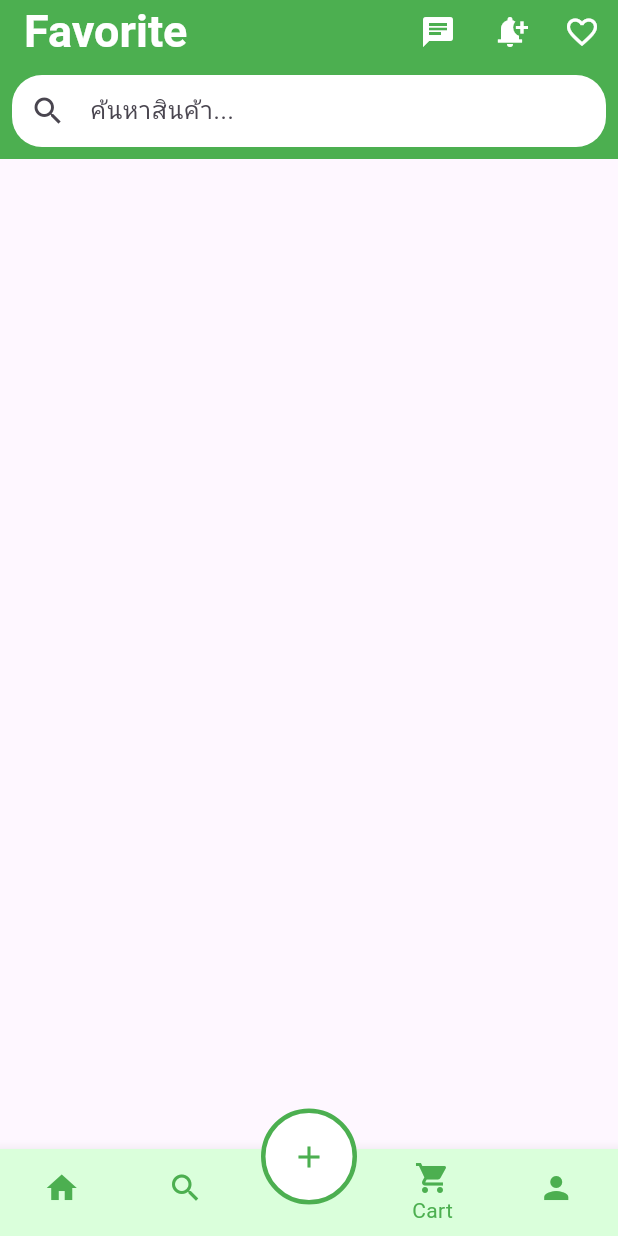
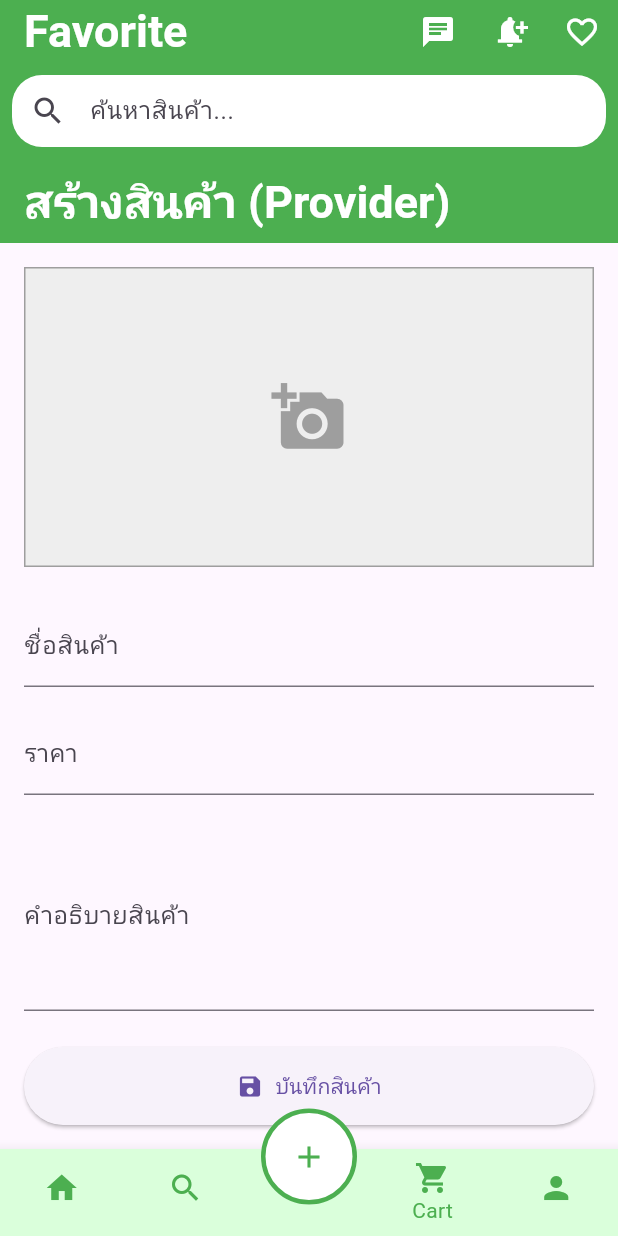
Before and after one commit to SetsiriAunsiam/HaYBuy, a Flutter app: the screen it shows once a user with an empty profile is signed in, item 4 of the bottom bar chosen, on a phone screen of 412 x 824 dp. Run offline on Flutter 3.47's test engine with Material 3 defaults, Android fonts, the phone set to English and light mode, and no system bars; our stand-ins replace cloud_firestore, decimal, firebase_auth, firebase_core, image_picker; accounts and stored records are empty; generated files the repository leaves out were written again.

Commit message:
Basic create product

```diff
--- /dev/null
+++ b/lib/pages/create_product.dart
@@ -0,0 +1,138 @@
+import 'package:cloud_firestore/cloud_firestore.dart';
+import 'package:decimal/decimal.dart';
+import 'package:flutter/material.dart';
+import 'package:provider/provider.dart';
+import '../providers/product_provider.dart';
+
+import '../models/product.dart';
+
+class CreateProductPage extends StatefulWidget {
+  const CreateProductPage({super.key});
+
+  @override
+  State<CreateProductPage> createState() => _CreateProductPageState();
+}
+
+class _CreateProductPageState extends State<CreateProductPage> {
+  final List<Product> _productsDb = [];
+  List<Product> get productsDb => _productsDb;
+
+  final _formKey = GlobalKey<FormState>();
+  final _nameController = TextEditingController();
+  final _priceController = TextEditingController();
+  final _descriptionController = TextEditingController();
+
+
+  @override
+  void dispose() {
+    _nameController.dispose();
+    _priceController.dispose();
+    _descriptionController.dispose();
+    super.dispose();
+  }
+
+  Future<void> _submitForm() async {
+    final provider = context.read<ProductProvider>();
+
+    if (provider.imageFile == null) {
+      ScaffoldMessenger.of(context).showSnackBar(
+        const SnackBar(content: Text('กรุณาเลือกรูปภาพสินค้า')),
+      );
+      return;
+    }
+
+    if (_formKey.currentState?.validate() ?? false) {
+      final product = Product(
+        id: '',
+        name: _nameController.text,
+        description: _descriptionController.text,
+        category: 'Aum',
+        imageUrl: '',
+        sellerId: provider.user?.uid ?? 'unknown',
+        location: GeoPoint(0,0),
+        price: Decimal.parse(_priceController.text),
+        rating: Decimal.zero,
+        status: 'ขาย',
+      );
+
+      final success = await provider.submitProduct(product);
+
+      if (mounted && success) {
+        ScaffoldMessenger.of(context).showSnackBar(
+          const SnackBar(content: Text('บันทึกข้อมูลสินค้าเรียบร้อยแล้ว')),
+        );
+      } else if (mounted) {
+         ScaffoldMessenger.of(context).showSnackBar(
+          const SnackBar(content: Text('เกิดข้อผิดพลาดในการบันทึก')),
+        );
+      }
+    }
+  }
+
+  @override
+  Widget build(BuildContext context) {
+    final provider = context.watch<ProductProvider>();
+
+    return Scaffold(
+      appBar: AppBar(
+        title: const Text('สร้างสินค้า (Provider)'),
+      ),
+      body: SingleChildScrollView(
+        child: Form(
+          key: _formKey,
+          child: Padding(
+            padding: const EdgeInsets.all(16.0),
+            child: Column(
+              crossAxisAlignment: CrossAxisAlignment.stretch,
+              children: [
+                GestureDetector(
+                  onTap: context.read<ProductProvider>().pickImage,
+                  child: Container(
+                    height: 200,
+                    decoration: BoxDecoration(
+                      color: Colors.grey[200],
+                      border: Border.all(color: Colors.grey),
+                    ),
+                    child: provider.imageFile != null
+                        ? Image.file(provider.imageFile!, fit: BoxFit.cover)
+                        : const Icon(Icons.add_a_photo, size: 50, color: Colors.grey),
+                  ),
+                ),
+                const SizedBox(height: 24),
+
+                TextFormField(
+                  controller: _nameController,
+                  decoration: const InputDecoration(labelText: 'ชื่อสินค้า'),
+                  validator: (v) => (v==null||v.isEmpty) ? 'กรุณากรอกชื่อ' : null,
+                ),
+                const SizedBox(height: 16),
+                TextFormField(
+                  controller: _priceController,
+                  decoration: const InputDecoration(labelText: 'ราคา'),
+                  keyboardType: TextInputType.number,
+                   validator: (v) => (v==null||v.isEmpty) ? 'กรุณากรอกราคา' : null,
+                ),
+                const SizedBox(height: 16),
+                TextFormField(
+                  controller: _descriptionController,
+                  decoration: const InputDecoration(labelText: 'คำอธิบายสินค้า'),
+                  maxLines: 4,
+                  validator: (v) => (v==null||v.isEmpty) ? 'กรุณากรอกคำอธิบาย' : null,
+                ),
+                const SizedBox(height: 24),
+
+                // ปุ่มบันทึก
+                ElevatedButton.icon(
+                  icon: const Icon(Icons.save),
+                  label: Text(provider.isSubmitting ? 'กำลังบันทึก...' : 'บันทึกสินค้า'),
+                  onPressed: provider.isSubmitting ? null : _submitForm,
+                  style: ElevatedButton.styleFrom(padding: const EdgeInsets.symmetric(vertical: 16)),
+                ),
+              ],
+            ),
+          ),
+        ),
+      ),
+    );
+  }
+}
--- a/lib/widgets/main_navigation.dart
+++ b/lib/widgets/main_navigation.dart
@@ -1,4 +1,5 @@
 import 'package:flutter/material.dart';
+import 'package:local_shopee/pages/create_product.dart';
 import 'package:local_shopee/pages/search.dart';
 import 'package:local_shopee/providers/navigation_provider.dart';
 import 'package:local_shopee/providers/product_provider.dart';
@@ -13,7 +14,7 @@ class HomeScreen extends StatelessWidget {
   const HomeScreen({super.key});
 
   final List<String> appBarTitle = const [
-    "Market",
+    "Home",
     "Search",
     "",
     "Favorite",
@@ -24,7 +25,7 @@ class HomeScreen extends StatelessWidget {
     HomePage(),
     SearchPage(),
     SizedBox.shrink(), // Placeholder for the middle button
-    CartPage(),
+    CreateProductPage(),
     ProfilePage(), // Replace placeholder with actual ProfilePage
   ];
 
--- a/pubspec.yaml
+++ b/pubspec.yaml
@@ -42,6 +42,7 @@ dependencies:
   decimal: ^3.2.4
   provider: ^6.1.5
   cloud_firestore: ^5.6.12
+  image_picker: ^1.1.2
 
 dev_dependencies:
   flutter_test:
```
Also changed, not shown: lib/providers/product_provider.dart (+40 -8 lines), pubspec.lock, 7 other files.
